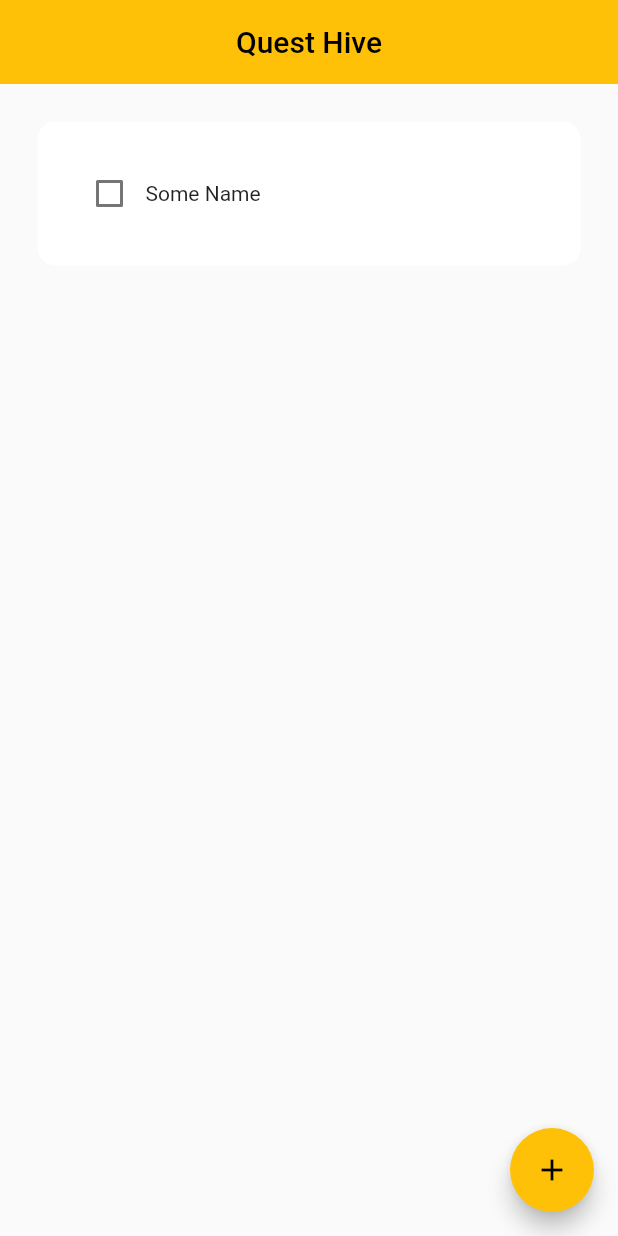
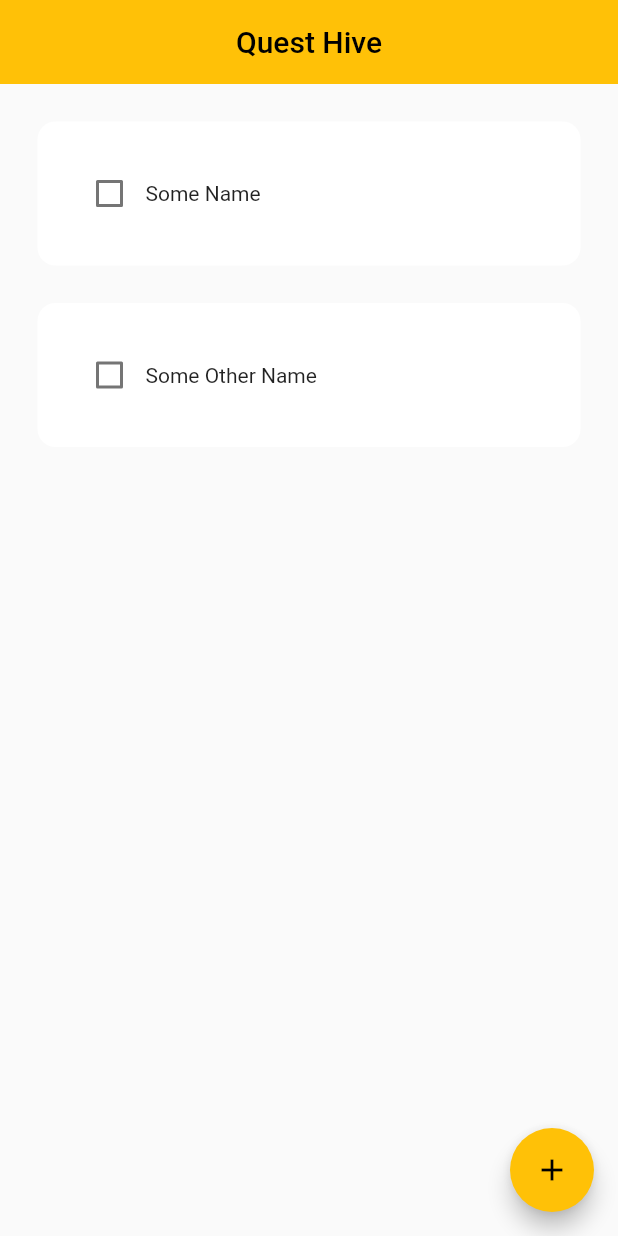
Before and after one commit to neilsadev/questhive, a Flutter app: the screen it shows after launch, on a phone screen of 412 x 824 dp. Run offline on Flutter 3.47's test engine with Material 2 defaults, Android fonts, the phone set to English and light mode, and no system bars; drawn by our look-alikes of flutter_slidable.

Commit message:
deleting item

```diff
--- a/lib/view/home_page.dart
+++ b/lib/view/home_page.dart
@@ -17,6 +17,10 @@ class _HomePageState extends State<HomePage> {
   List questList = [
     [
       "Some Name",
+      false,
+    ],
+    [
+      "Some Other Name",
       false,
     ],
   ];
@@ -47,6 +51,12 @@ class _HomePageState extends State<HomePage> {
     );
   }
 
+  void deleteTask(int index) {
+    setState(() {
+      questList.remove(questList[index]);
+    });
+  }
+
   void checkBoxChanged(
     bool? value,
     int index,
@@ -75,6 +85,7 @@ class _HomePageState extends State<HomePage> {
               value,
               index,
             ),
+            deleteFunction: (context) => deleteTask(index),
           );
         },
       ),
--- a/lib/view/utilities/quest.dart
+++ b/lib/view/utilities/quest.dart
@@ -1,15 +1,18 @@
 import 'package:flutter/material.dart';
+import 'package:flutter_slidable/flutter_slidable.dart';
 
 class QuestsPage extends StatelessWidget {
   final String questName;
   final bool isTaskCompleted;
   Function(bool?)? onChanged;
+  Function(BuildContext)? deleteFunction;
 
   QuestsPage({
     super.key,
     required this.questName,
     required this.isTaskCompleted,
     required this.onChanged,
+    required this.deleteFunction,
   });
 
   @override
@@ -19,6 +22,18 @@ class QuestsPage extends StatelessWidget {
         left: 25.0,
         right: 25.0,
         top: 25.0,
+      ),
+      child: Slidable(
+        endActionPane: ActionPane(
+          motion: const StretchMotion(),
+          children: [
+            SlidableAction(
+              onPressed: deleteFunction,
+              icon: Icons.delete,
+              backgroundColor: Colors.amber,
+              borderRadius: BorderRadius.circular(12),
+            )
+          ],
         ),
         child: Container(
           padding: const EdgeInsets.all(24),
@@ -44,6 +59,7 @@ class QuestsPage extends StatelessWidget {
             ],
           ),
         ),
+      ),
     );
   }
 }
```
Lines whose indentation alone changed are shown as unchanged.
